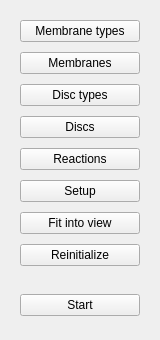
The window that src/lib/gui/widgets/SimulationControlWidget.ui (yannik131/Cell) describes before a commit, drawn with Qt 5.
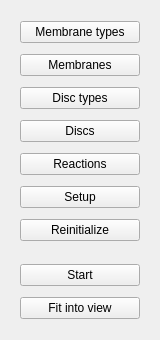
The same window after the commit.

Commit message: Added logo for windows

```diff
--- a/src/lib/gui/widgets/SimulationControlWidget.ui
+++ b/src/lib/gui/widgets/SimulationControlWidget.ui
@@ -149,25 +149,6 @@
         </property>
        </widget>
       </item>
-      <item>
-       <widget class="QPushButton" name="fitIntoViewButton">
-        <property name="minimumSize">
-         <size>
-          <width>120</width>
-          <height>0</height>
-         </size>
-        </property>
-        <property name="maximumSize">
-         <size>
-          <width>120</width>
-          <height>16777215</height>
-         </size>
-        </property>
-        <property name="text">
-         <string>Fit into view</string>
-        </property>
-       </widget>
-      </item>
       <item>
        <widget class="QPushButton" name="reinitializeButton">
         <property name="minimumSize">
@@ -195,7 +176,7 @@
      <property name="minimumSize">
       <size>
        <width>140</width>
-       <height>37</height>
+       <height>75</height>
       </size>
      </property>
      <layout class="QVBoxLayout" name="verticalLayout_3">
@@ -221,6 +202,25 @@
         </property>
        </widget>
       </item>
+      <item>
+       <widget class="QPushButton" name="fitIntoViewButton">
+        <property name="minimumSize">
+         <size>
+          <width>120</width>
+          <height>0</height>
+         </size>
+        </property>
+        <property name="maximumSize">
+         <size>
+          <width>120</width>
+          <height>16777215</height>
+         </size>
+        </property>
+        <property name="text">
+         <string>Fit into view</string>
+        </property>
+       </widget>
+      </item>
      </layout>
     </widget>
    </item>
```
The commit also changes 4 other files.
